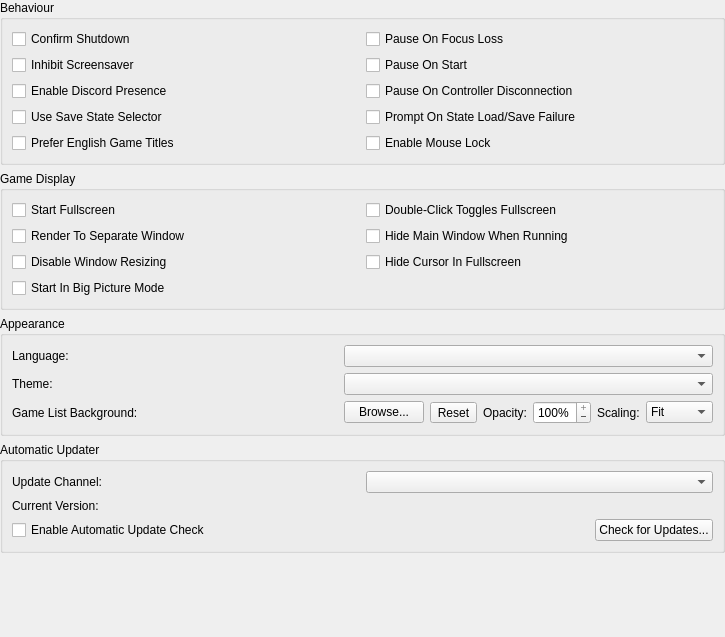
The window that pcsx2-qt/Settings/InterfaceSettingsWidget.ui (PCSX2/pcsx2) describes before a commit, drawn with Qt 5.
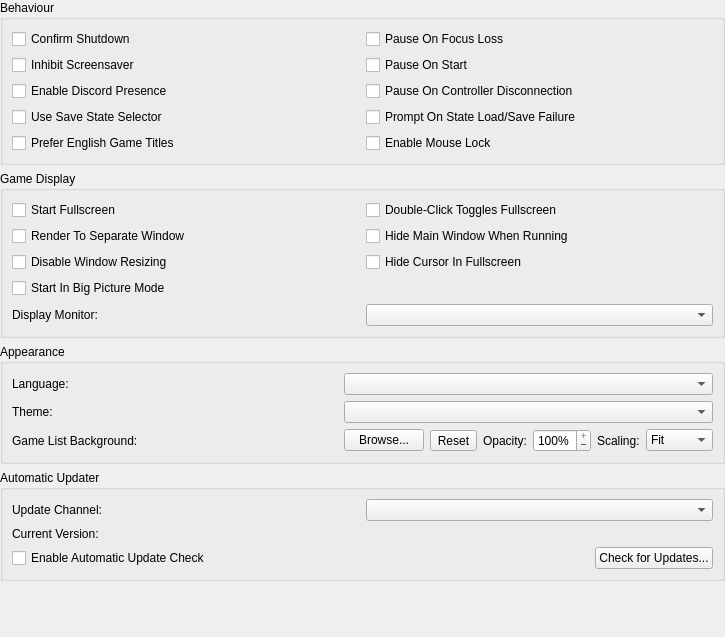
The same window after the commit. Icons and pictures are not drawn.

Commit message:
Qt: Add display monitor selector
Adds a "Display Monitor" dropdown to Interface settings, allowing the user to choose which monitor a game launches on. Options include the current monitor, the primary monitor, or any connected display by name.

The selected monitor is respected when launching in fullscreen, in a separate window, or when rendering to the main window. In the render-to-main case, the main window moves to the target screen before the game starts and restores to its previous position afterward. Window geometry is saved and restored independently for each screen.

```diff
--- a/pcsx2-qt/Settings/InterfaceSettingsWidget.ui
+++ b/pcsx2-qt/Settings/InterfaceSettingsWidget.ui
@@ -157,6 +157,19 @@
         </property>
        </widget>
       </item>
+      <item row="4" column="0">
+       <widget class="QLabel" name="displayMonitorLabel">
+        <property name="text">
+         <string>Display Monitor:</string>
+        </property>
+        <property name="buddy">
+         <cstring>displayMonitor</cstring>
+        </property>
+       </widget>
+      </item>
+      <item row="4" column="1">
+       <widget class="QComboBox" name="displayMonitor"/>
+      </item>
      </layout>
     </widget>
    </item>
```
Left out of the diff: 1 changed line with no effect on the pictures. The commit also changes 3 other files.
